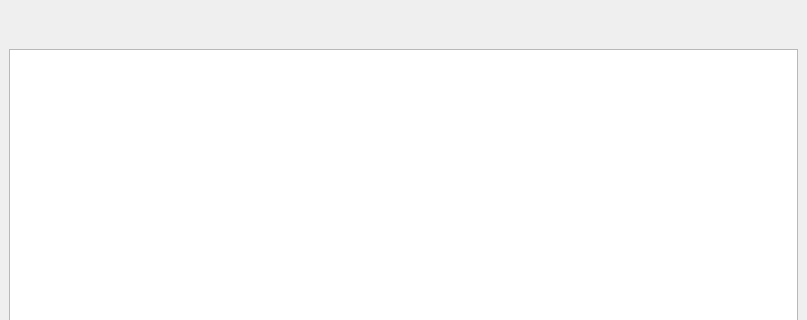
This is lab2_op/mainwindow.ui in evgrafiyhaha/2nd_sem_labs as Qt 5 draws it before an edit; both pictures show x 0 to 807 and y 0 to 320 of the 807 by 600 pixel window. The edited form follows.
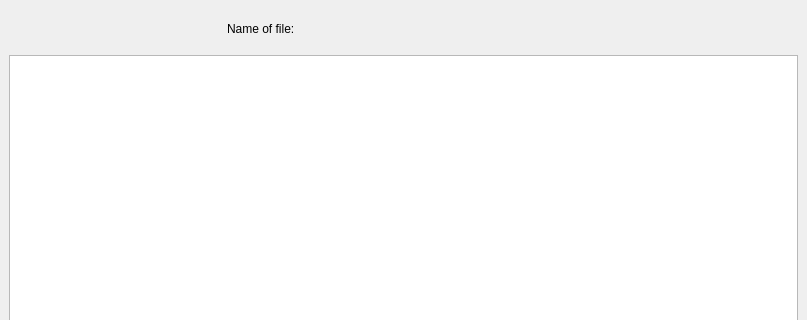
This is the edited form.

```diff
--- a/lab2_op/mainwindow.ui
+++ b/lab2_op/mainwindow.ui
@@ -216,6 +216,20 @@
       </property>
      </widget>
     </item>
+    <item row="0" column="2">
+     <widget class="QLabel" name="fileNameLabel">
+      <property name="text">
+       <string/>
+      </property>
+     </widget>
+    </item>
+    <item row="0" column="1">
+     <widget class="QLabel" name="label_10">
+      <property name="text">
+       <string>Name of file:</string>
+      </property>
+     </widget>
+    </item>
    </layout>
   </widget>
   <widget class="QStatusBar" name="statusbar"/>
```
Left out of the diff: 3 changed lines with no effect on the pictures.
